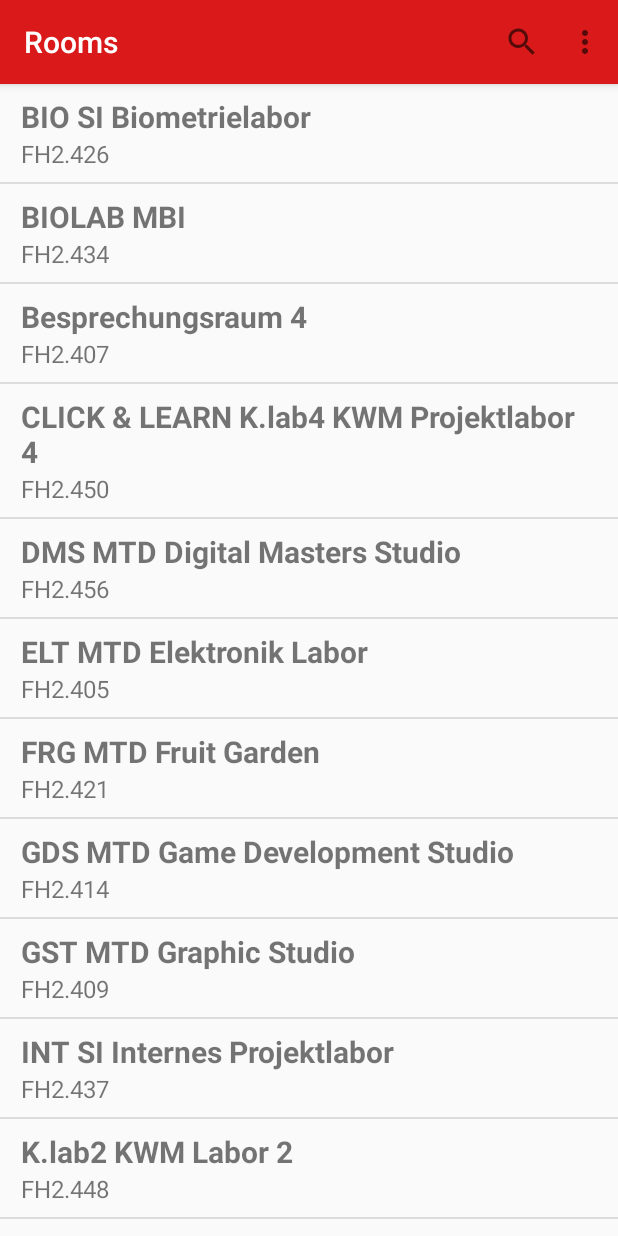
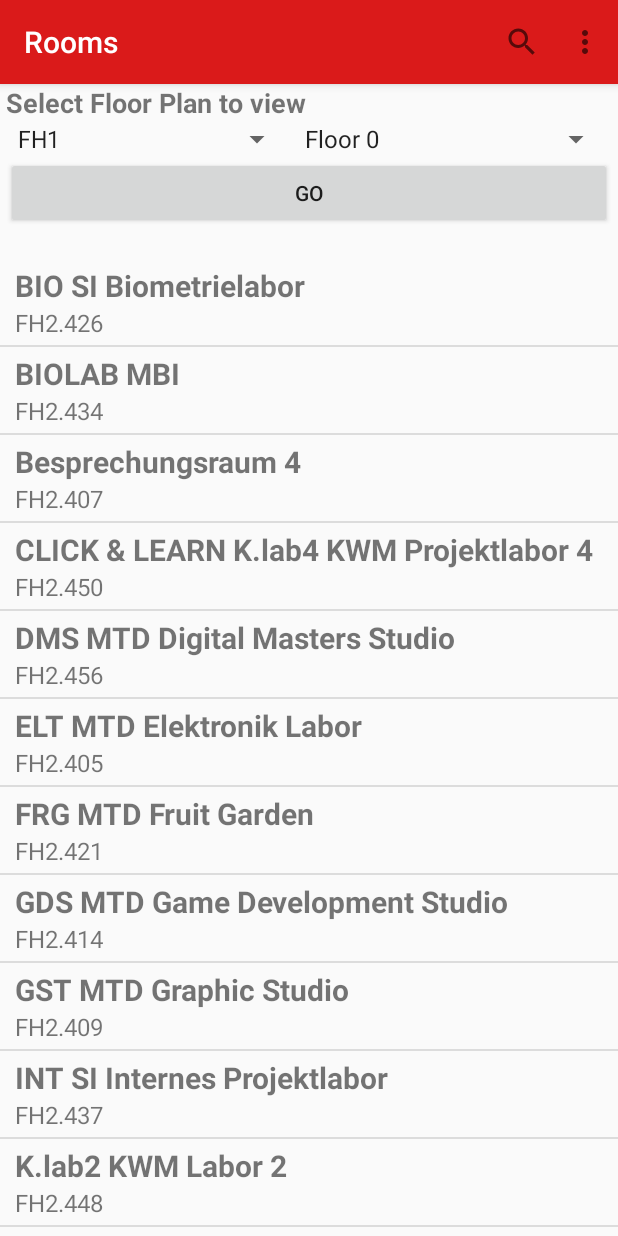
Before and after one commit to fixilein/FHRoomFinder, an Android app: the screen it shows after launch (MainActivity), on a phone screen of 412 x 824 dp. Run offline under Robolectric (Android 15) with nearby library versions, the phone set to English and light mode, and no system bars.

Commit message:
add floor selection

```diff
--- /dev/null
+++ b/app/src/main/java/at/fhooe/mc/android/fhroomfinder/FloorPlanSelectionFragment.java
@@ -0,0 +1,92 @@
+package at.fhooe.mc.android.fhroomfinder;
+
+import android.content.Intent;
+import android.os.Bundle;
+import android.support.annotation.NonNull;
+import android.support.annotation.Nullable;
+import android.support.v4.app.Fragment;
+import android.view.LayoutInflater;
+import android.view.View;
+import android.view.ViewGroup;
+import android.widget.AdapterView;
+import android.widget.ArrayAdapter;
+import android.widget.Button;
+import android.widget.Spinner;
+
+public class FloorPlanSelectionFragment extends Fragment implements AdapterView.OnItemSelectedListener {
+    Spinner floorSpinner;
+
+    public FloorPlanSelectionFragment() {
+    }
+
+    @Override
+    public View onCreateView(LayoutInflater inflater, ViewGroup container, Bundle savedInstanceState) {
+        return inflater.inflate(R.layout.fragment_floor_plan_selection, container, false);
+    }
+
+    @Override
+    public void onViewCreated(@NonNull View _view, @Nullable Bundle savedInstanceState) {
+        super.onViewCreated(_view, savedInstanceState);
+
+        final Spinner buildingSpinner = _view.findViewById(R.id.fragment_floor_plan_selection_spinner_building);
+        floorSpinner = _view.findViewById(R.id.fragment_floor_plan_selection_spinner_floor);
+
+        ArrayAdapter<CharSequence> buildingAdapter = ArrayAdapter.createFromResource(getContext(), R.array.buildings, android.R.layout.simple_spinner_item);
+        ArrayAdapter<CharSequence> floorAdapter = ArrayAdapter.createFromResource(getContext(), R.array.floors_fh1, android.R.layout.simple_spinner_item);
+
+        buildingAdapter.setDropDownViewResource(android.R.layout.simple_spinner_dropdown_item);
+        buildingSpinner.setAdapter(buildingAdapter);
+
+        floorAdapter.setDropDownViewResource(android.R.layout.simple_spinner_dropdown_item);
+        floorSpinner.setAdapter(floorAdapter);
+
+        buildingSpinner.setOnItemSelectedListener(this);
+        floorSpinner.setOnItemSelectedListener(this);
+
+        Button goBtn = _view.findViewById(R.id.fragment_floor_plan_selection_button_submit);
+        goBtn.setOnClickListener(new View.OnClickListener() {
+            @Override
+            public void onClick(View v) {
+                String b = buildingSpinner.getSelectedItem().toString();
+                int building = Character.getNumericValue(b.charAt(b.length() - 1));
+                String f = floorSpinner.getSelectedItem().toString();
+                int floor = Character.getNumericValue(f.charAt(f.length() - 1));
+
+                Intent i = new Intent(getContext(), FullscreenFloorPlanActivity.class);
+                i.putExtra(MainActivity.BUILDING_INTENT, building);
+                i.putExtra(MainActivity.FLOOR_INTENT, floor);
+                startActivity(i);
+            }
+        });
+
+
+    }
+
+    @Override
+    public void onItemSelected(AdapterView<?> _parent, View _view, int _position, long _id) {
+        ArrayAdapter<CharSequence> floorAdapter = null;
+        switch (_parent.getItemAtPosition(_position).toString()) {
+            case "FH1": {
+                floorAdapter = ArrayAdapter.createFromResource(getContext(), R.array.floors_fh1, android.R.layout.simple_spinner_item);
+                break;
+            }
+            case "FH2": {
+                floorAdapter = ArrayAdapter.createFromResource(getContext(), R.array.floors_fh2, android.R.layout.simple_spinner_item);
+                break;
+            }
+            case "FH3": {
+                floorAdapter = ArrayAdapter.createFromResource(getContext(), R.array.floors_fh3, android.R.layout.simple_spinner_item);
+                break;
+            }
+        }
+        if (floorAdapter != null) {
+            floorSpinner.setAdapter(floorAdapter);
+            floorAdapter.setDropDownViewResource(android.R.layout.simple_spinner_dropdown_item);
+        }
+    }
+
+    @Override
+    public void onNothingSelected(AdapterView<?> parent) {
+
+    }
+}
--- a/app/src/main/java/at/fhooe/mc/android/fhroomfinder/MainActivity.java
+++ b/app/src/main/java/at/fhooe/mc/android/fhroomfinder/MainActivity.java
@@ -2,6 +2,9 @@ package at.fhooe.mc.android.fhroomfinder;
 
 import android.content.Intent;
 import android.os.Bundle;
+import android.support.v4.app.Fragment;
+import android.support.v4.app.FragmentManager;
+import android.support.v4.app.FragmentTransaction;
 import android.support.v7.app.AppCompatActivity;
 import android.support.v7.widget.Toolbar;
 import android.view.Menu;
@@ -24,6 +27,8 @@ public class MainActivity extends AppCompatActivity {
 
     static final String TAG = "FH_Room_Finder";
     static final String ROOM_INTENT = "RoomIntent";
+    public static final String FLOOR_INTENT = "Floor_section_toLocator";
+    public static final String BUILDING_INTENT = "building_section_toLocator";
     private RoomAdapter adapter;
     private ListView listView;
     SearchView searchView;
@@ -40,6 +45,21 @@ public class MainActivity extends AppCompatActivity {
         setSupportActionBar(tb);
 
         fillRoomList();
+
+        enableSelectionFragment(true);
+    }
+
+    private void enableSelectionFragment(boolean _select) {
+        FragmentManager mgr = getSupportFragmentManager();
+        FragmentTransaction t = mgr.beginTransaction();
+        if (_select) {
+            t.replace(R.id.activity_main_selection_frame, new FloorPlanSelectionFragment());
+        } else {
+            Fragment fragmentById = getSupportFragmentManager().findFragmentById(R.id.activity_main_selection_frame);
+            if (fragmentById != null)
+                t.remove(fragmentById);
+        }
+        t.commit();
     }
 
     private void fillRoomList() {
@@ -125,6 +145,8 @@ public class MainActivity extends AppCompatActivity {
             @Override
             public boolean onQueryTextChange(String _s) {
                 adapter.filter(_s);
+                if (_s.equals("")) enableSelectionFragment(true);
+                else enableSelectionFragment(false);
                 return true;
             }
         });
--- a/app/src/main/res/layout/activity_main.xml
+++ b/app/src/main/res/layout/activity_main.xml
@@ -11,11 +11,25 @@
         android:elevation="4dp" />
 
 
-    <ListView
-        android:id="@+id/activity_main_list_view"
+    <LinearLayout
         android:layout_width="match_parent"
         android:layout_height="match_parent"
-        android:layout_below="@id/toolbar" />
+        android:layout_below="@id/toolbar"
+        android:orientation="vertical">
+
+        <FrameLayout
+            android:id="@+id/activity_main_selection_frame"
+            android:layout_width="match_parent"
+            android:layout_height="wrap_content"
+            android:paddingHorizontal="4dp">
+
+        </FrameLayout>
+
+        <ListView
+            android:id="@+id/activity_main_list_view"
+            android:layout_width="match_parent"
+            android:layout_height="match_parent" />
+    </LinearLayout>
 
 
 </RelativeLayout>
--- /dev/null
+++ b/app/src/main/res/layout/fragment_floor_plan_selection.xml
@@ -0,0 +1,50 @@
+<?xml version="1.0" encoding="utf-8"?>
+<FrameLayout xmlns:android="http://schemas.android.com/apk/res/android"
+    xmlns:tools="http://schemas.android.com/tools"
+    android:layout_width="match_parent"
+    android:layout_height="match_parent"
+    tools:context=".FloorPlanSelectionFragment">
+
+    <LinearLayout
+        android:layout_width="match_parent"
+        android:layout_height="wrap_content"
+        android:orientation="vertical"
+        android:paddingBottom="20dp">
+
+        <TextView
+            android:id="@+id/fragment_floor_plan_selection_title"
+            android:layout_width="match_parent"
+            android:layout_height="wrap_content"
+            android:text="@string/select_floor_plan_to_view"
+            android:textSize="18sp"
+            android:textStyle="bold" />
+
+        <LinearLayout
+            android:layout_width="match_parent"
+            android:layout_height="wrap_content"
+            android:orientation="horizontal">
+
+            <Spinner
+                android:id="@+id/fragment_floor_plan_selection_spinner_building"
+                android:layout_width="wrap_content"
+                android:layout_height="wrap_content"
+                android:layout_weight="0.5"
+                android:spinnerMode="dropdown" />
+
+            <Spinner
+                android:id="@+id/fragment_floor_plan_selection_spinner_floor"
+                android:layout_width="wrap_content"
+                android:layout_height="wrap_content"
+                android:layout_weight="0.5" />
+
+        </LinearLayout>
+
+        <Button
+            android:id="@+id/fragment_floor_plan_selection_button_submit"
+            android:layout_width="match_parent"
+            android:layout_height="wrap_content"
+            android:text="@string/go" />
+
+    </LinearLayout>
+
+</FrameLayout>
--- a/app/src/main/res/layout/list_room_item.xml
+++ b/app/src/main/res/layout/list_room_item.xml
@@ -7,8 +7,7 @@
         android:layout_width="match_parent"
         android:layout_height="wrap_content"
         android:orientation="vertical"
-        android:paddingHorizontal="4dp"
-        android:paddingVertical="8dp">
+        android:paddingVertical="4dp">
 
         <TextView
             android:id="@+id/list_item_room_name"
--- /dev/null
+++ b/app/src/main/res/values/arrays.xml
@@ -0,0 +1,31 @@
+<?xml version="1.0" encoding="utf-8"?>
+<resources>
+    <string-array name="buildings">
+        <item>FH1</item>
+        <item>FH2</item>
+        <item>FH3</item>
+    </string-array>
+
+    <string-array name="floors_fh1">
+        <item>Floor 0</item>
+        <item>Floor 1</item>
+        <item>Floor 2</item>
+    </string-array>
+
+    <string-array name="floors_fh2">
+        <item>Floor 0</item>
+        <item>Floor 1</item>
+        <item>Floor 2</item>
+        <item>Floor 3</item>
+        <item>Floor 4</item>
+    </string-array>
+
+    <string-array name="floors_fh3">
+        <item>Floor 0</item>
+        <item>Floor 1</item>
+        <item>Floor 2</item>
+        <item>Floor 3</item>
+        <item>Floor 4</item>
+        <item>Floor 5</item>
+    </string-array>
+</resources>
--- a/app/src/main/res/values/strings.xml
+++ b/app/src/main/res/values/strings.xml
@@ -15,4 +15,7 @@
     <string name="choose_app">Choose an app</string>
     <string name="share_text">Here is the location of %s.</string>
     <string name="about_text">This app was developed by Felix Tröbinger.\n\nThis app is not affiliated with University of Applied Sciences Upper Austria, Campus Hagenberg.</string>
+    <string name="select_floor_plan_to_view">Select Floor Plan to view</string>
+    <string name="go">Go</string>
+
 </resources>
```
Also changed, not shown: app/src/main/java/at/fhooe/mc/android/fhroomfinder/FloorPlanFragment.java (+31 -33 lines), app/src/main/java/at/fhooe/mc/android/fhroomfinder/FullscreenFloorPlanActivity.java (+6 -1 lines), app/src/main/res/mipmap-xxhdpi/fhooe_hagenberg_campus_raumplan_fh1_ebene_0.png (added), app/src/main/res/mipmap-xxhdpi/fhooe_hagenberg_campus_raumplan_fh1_ebene_1.png (added), app/src/main/res/mipmap-xxhdpi/fhooe_hagenberg_campus_raumplan_fh1_ebene_2.png (added), app/src/main/res/mipmap-xxhdpi/fhooe_hagenberg_campus_raumplan_fh3_ebene_0.png (added), app/src/main/res/mipmap-xxhdpi/fhooe_hagenberg_campus_raumplan_fh3_ebene_1.png (added), app/src/main/res/mipmap-xxhdpi/fhooe_hagenberg_campus_raumplan_fh3_ebene_2.png (added), app/src/main/res/mipmap-xxhdpi/fhooe_hagenberg_campus_raumplan_fh3_ebene_3.png (added), app/src/main/res/mipmap-xxhdpi/fhooe_hagenberg_campus_raumplan_fh3_ebene_4.png (added), app/src/main/res/mipmap-xxhdpi/fhooe_hagenberg_campus_raumplan_fh3_ebene_5.png (added), 3 other files.
